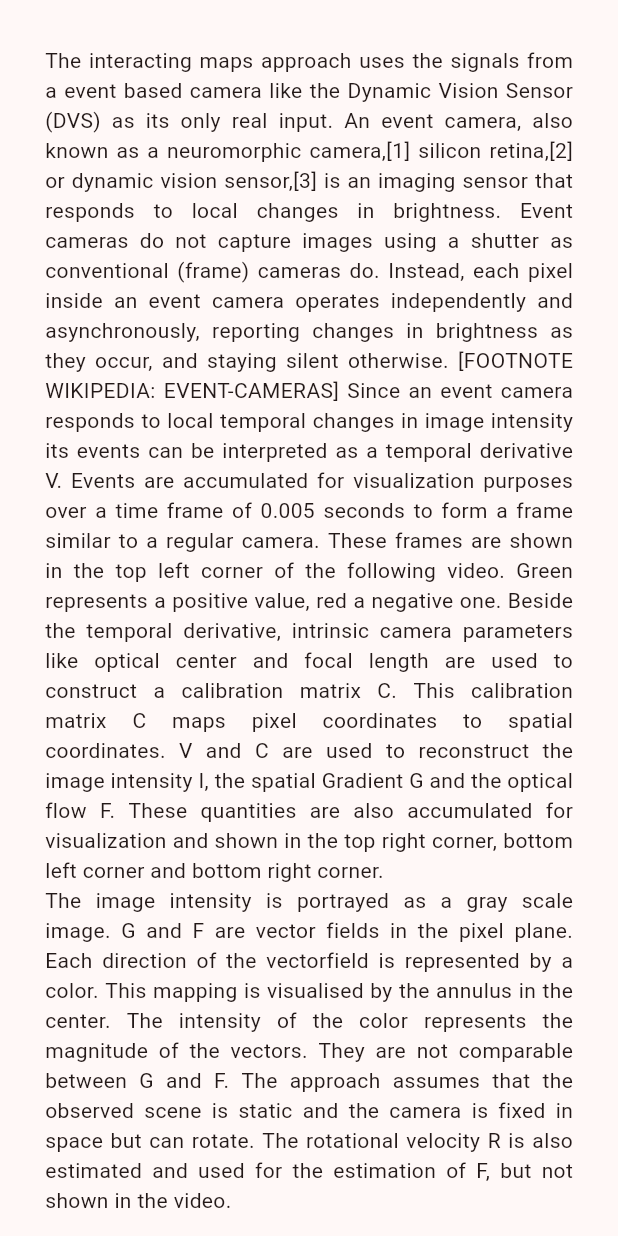
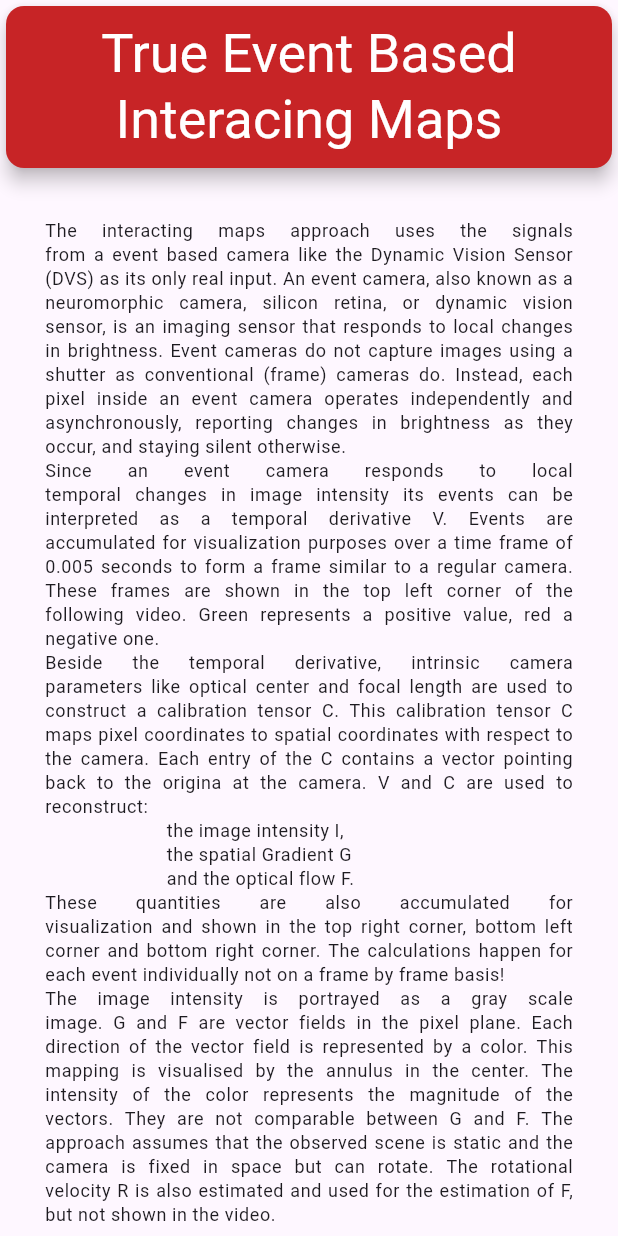
Before and after one commit to DanielBanana/video_example, a Flutter app: the screen it shows after launch, on a phone screen of 412 x 824 dp. Run offline on Flutter 3.47's test engine with Material 3 defaults, Android fonts, the phone set to English and light mode, and no system bars; our stand-ins replace video_player; missing offline and left inert: media_kit, media_kit_video.

Commit message:
ADDED MORE TEXT

```diff
--- a/lib/main.dart
+++ b/lib/main.dart
@@ -1,5 +1,6 @@
 import 'package:flutter/material.dart';
 import 'package:provider/provider.dart';
+import 'package:video_player/video_player.dart';
 // Make sure to add following packages to pubspec.yaml:
 // * media_kit
 // * media_kit_video
@@ -22,13 +23,36 @@ class MyApp extends StatelessWidget {
     return ChangeNotifierProvider(
       create: (context) => VideoState(),
       child: MaterialApp(
-        title: 'Namer App',
+        title: 'IM App',
         theme: ThemeData(
-          useMaterial3: true,
-          colorScheme: ColorScheme.fromSeed(
-            seedColor: const Color.fromARGB(255, 199, 36, 38),
+          primaryColor: Color.fromARGB(255, 199, 36, 38), // Primary color
+          brightness: Brightness.light, // Light or dark theme
+          scaffoldBackgroundColor: Colors.grey[255], // Background color
+          textTheme: TextTheme(
+            headlineLarge: TextStyle(
+              fontSize: 32,
+              fontWeight: FontWeight.bold,
+              color: Color.fromARGB(255, 228, 108, 110),
+            ),
+            bodyMedium: TextStyle(fontSize: 18, color: Colors.black),
+          ),
+          elevatedButtonTheme: ElevatedButtonThemeData(
+            style: ElevatedButton.styleFrom(
+              backgroundColor: Color.fromARGB(255, 244, 195, 195),
+              foregroundColor: Colors.white,
+              padding: EdgeInsets.symmetric(vertical: 12, horizontal: 20),
+              shape: RoundedRectangleBorder(
+                borderRadius: BorderRadius.circular(10),
+              ),
+            ),
           ),
         ),
+        // theme: ThemeData(
+        //   useMaterial3: true,
+        //   colorScheme: ColorScheme.fromSeed(
+        //     seedColor: const Color.fromARGB(255, 199, 36, 38),
+        //   ),
+        // ),
         home: HomePage(),
       ),
     );
@@ -38,25 +62,32 @@ class MyApp extends StatelessWidget {
 class VideoState extends ChangeNotifier {
   List<String> videoNames = ["Shapes", "Poster", "Boxes"];
   List<String> videoFiles = [
-    "assets/shapes_rotation_short.mp4",
-    "assets/poster_rotation_ultra_short.mp4",
-    "assets/boxes_rotation_ultra_short.mp4",
+    // "assets/video.mp4",
+    "assets/shapes_rotation_shorth264.mp4",
+    "assets/poster_rotation_shorth264.mp4",
+    // "https://github.com/DanielBanana/video_example/raw/refs/heads/main/assets/boxes_rotation_ultra_short.mp4",
+    "assets/boxes_rotation_shorth264.mp4",
   ];
   List<Icon> videoIcons = [
-    Icon(Icons.play_arrow),
-    Icon(Icons.play_arrow_outlined),
-    Icon(Icons.play_arrow_outlined),
+    Icon(Icons.play_arrow, color: Colors.black),
+    Icon(Icons.play_arrow_outlined, color: Colors.black),
+    Icon(Icons.play_arrow_outlined, color: Colors.black),
   ];
+
+  List<bool> loaded = [false, false, false];
   var currentIndex = 0;
   late String current = videoNames[currentIndex];
   late String currentVideoFile = videoFiles[currentIndex];
 
   void selectVideo(int index) {
-    videoIcons[currentIndex] = Icon(Icons.play_arrow_outlined);
+    videoIcons[currentIndex] = Icon(
+      Icons.play_arrow_outlined,
+      color: Colors.black,
+    );
     currentIndex = index;
     current = videoNames[index];
     currentVideoFile = videoFiles[index];
-    videoIcons[index] = Icon(Icons.play_arrow);
+    videoIcons[index] = Icon(Icons.play_arrow, color: Colors.black);
     notifyListeners();
   }
 }
@@ -72,12 +103,23 @@ class HomePage extends StatelessWidget {
     return Scaffold(
       body: ListView(
         children: [
+          BigCard(text: "True Event Based Interacing Maps"),
           Padding(
             padding: const EdgeInsets.all(30.0),
-            child: Text("""
-The interacting maps approach uses the signals from a event based camera like the Dynamic Vision Sensor (DVS) as its only real input. An event camera, also known as a neuromorphic camera,[1] silicon retina,[2] or dynamic vision sensor,[3] is an imaging sensor that responds to local changes in brightness. Event cameras do not capture images using a shutter as conventional (frame) cameras do. Instead, each pixel inside an event camera operates independently and asynchronously, reporting changes in brightness as they occur, and staying silent otherwise. [FOOTNOTE WIKIPEDIA: EVENT-CAMERAS] Since an event camera responds to local temporal changes in image intensity its events can be interpreted as a temporal derivative V. Events are accumulated for visualization purposes over a time frame of 0.005 seconds to form a frame similar to a regular camera. These frames are shown in the top left corner of the following video. Green represents a positive value, red a negative one. Beside the temporal derivative, intrinsic camera parameters like optical center and focal length are used to construct a calibration matrix C. This calibration matrix C maps pixel coordinates to spatial coordinates. V and C are used to reconstruct the image intensity I, the spatial Gradient G and the optical flow F. These quantities are also accumulated for visualization and shown in the top right corner, bottom left corner and bottom right corner.
-The image intensity is portrayed as a gray scale image. G and F are vector fields in the pixel plane. Each direction of the vectorfield is represented by a color. This mapping is visualised by the annulus in the center. The intensity of the color represents the magnitude of the vectors. They are not comparable between G and F. The approach assumes that the observed scene is static and the camera is fixed in space but can rotate. The rotational velocity R is also estimated and used for the estimation of F, but not shown in the video.
-""", textAlign: TextAlign.justify),
+            child: Text(
+              """
+                      The interacting maps approach uses the signals from a event based camera like the Dynamic Vision Sensor (DVS) as its only real input. An event camera, also known as a neuromorphic camera, silicon retina, or dynamic vision sensor, is an imaging sensor that responds to local changes in brightness. Event cameras do not capture images using a shutter as conventional (frame) cameras do. Instead, each pixel inside an event camera operates independently and asynchronously, reporting changes in brightness as they occur, and staying silent otherwise.
+                      Since an event camera responds to local temporal changes in image intensity its events can be interpreted as a temporal derivative V. Events are accumulated for visualization purposes over a time frame of 0.005 seconds to form a frame similar to a regular camera. These frames are shown in the top left corner of the following video. Green represents a positive value, red a negative one.
+                      Beside the temporal derivative, intrinsic camera parameters like optical center and focal length are used to construct a calibration tensor C. This calibration tensor C maps pixel coordinates to spatial coordinates with respect to the camera. Each entry of the C contains a vector pointing back to the origina at the camera. V and C are used to reconstruct:
+                        the image intensity I,
+                        the spatial Gradient G
+                        and the optical flow F.
+                      These quantities are also accumulated for visualization and shown in the top right corner, bottom left corner and bottom right corner. The calculations happen for each event individually not on a frame by frame basis!
+                      The image intensity is portrayed as a gray scale image. G and F are vector fields in the pixel plane. Each direction of the vector field is represented by a color. This mapping is visualised by the annulus in the center. The intensity of the color represents the magnitude of the vectors. They are not comparable between G and F. The approach assumes that the observed scene is static and the camera is fixed in space but can rotate. The rotational velocity R is also estimated and used for the estimation of F, but not shown in the video.
+                      """,
+              textAlign: TextAlign.justify,
+              style: Theme.of(context).textTheme.bodySmall,
+            ),
           ),
           Row(
             mainAxisAlignment: MainAxisAlignment.center,
@@ -92,9 +134,13 @@ The image intensity is portrayed as a gray scale image. G and F are vector field
                     child: ElevatedButton.icon(
                       onPressed: () {
                         appState.selectVideo(0);
+                        // appState.loaded[0] = true;
                       },
                       icon: appState.videoIcons[0],
                       label: Text(appState.videoNames[0]),
+                      style: ElevatedButton.styleFrom(
+                        backgroundColor: theme.primaryColor,
+                      ),
                     ),
                   ),
                   Padding(
@@ -102,9 +148,13 @@ The image intensity is portrayed as a gray scale image. G and F are vector field
                     child: ElevatedButton.icon(
                       onPressed: () {
                         appState.selectVideo(1);
+                        // appState.loaded[1] = true;
                       },
                       icon: appState.videoIcons[1],
                       label: Text(appState.videoNames[1]),
+                      style: ElevatedButton.styleFrom(
+                        backgroundColor: theme.primaryColor,
+                      ),
                     ),
                   ),
                   Padding(
@@ -112,15 +162,19 @@ The image intensity is portrayed as a gray scale image. G and F are vector field
                     child: ElevatedButton.icon(
                       onPressed: () {
                         appState.selectVideo(2);
+                        // appState.loaded[2] = true;
                       },
                       icon: appState.videoIcons[2],
                       label: Text(appState.videoNames[2]),
+                      style: ElevatedButton.styleFrom(
+                        backgroundColor: theme.primaryColor,
+                      ),
                     ),
                   ),
                 ],
               ),
               SizedBox(width: 50),
-              Screen(),
+              ScreenMK(),
               // Container(
               //   height: 400,
               //   width: 600,
@@ -130,6 +184,18 @@ The image intensity is portrayed as a gray scale image. G and F are vector field
             ],
           ),
           SizedBox(height: 10),
+          Column(
+            crossAxisAlignment: CrossAxisAlignment.start,
+            children: [
+              Padding(
+                padding: const EdgeInsets.all(10),
+                child: SizedBox(
+                  height: 50,
+                  child: Image(image: AssetImage('SpicesLabLogo.png')),
+                ),
+              ),
+            ],
+          ),
         ],
       ),
     );
@@ -144,65 +210,77 @@ class BigCard extends StatelessWidget {
   @override
   Widget build(BuildContext context) {
     final theme = Theme.of(context);
-    final style = theme.textTheme.displaySmall!.copyWith(
-      color: theme.colorScheme.onPrimary,
-    );
+    final style = theme.textTheme.displaySmall!.copyWith(color: Colors.white);
 
     return Card(
-      color: theme.colorScheme.primary,
+      color: theme.primaryColor,
       elevation: 5,
       child: Padding(
         padding: const EdgeInsets.all(10.0),
-        child: Text(text, style: style),
+        child: Text(text, style: style, textAlign: TextAlign.center),
       ),
     );
   }
 }
 
-class Screen extends StatefulWidget {
-  const Screen({Key? key}) : super(key: key);
+class ScreenMK extends StatefulWidget {
+  const ScreenMK({super.key});
   @override
-  State<Screen> createState() => MyScreenState();
+  State<ScreenMK> createState() => ScreenMKState();
 }
 
-class MyScreenState extends State<Screen> {
+class ScreenMKState extends State<ScreenMK> {
   // Create a [Player] to control playback.
-  late final List<Player> players = [Player(), Player(), Player()];
+
+  var loaded = [false, false, false];
+
+  // late final player = Player();
+
+  late final players = [Player(), Player(), Player()];
   // Create a [VideoController] to handle video output from [Player].
-  late final List<VideoController> controllers = [
+  // late final controller = VideoController(player);
+
+  late final controllers = [
     VideoController(players[0]),
     VideoController(players[1]),
     VideoController(players[2]),
   ];
+
+  int index = 0;
 
   @override
   void initState() {
     super.initState();
   }
 
-  // @override
-  // void dispose(int index) {
-  //   player.dispose();
-  //   super.dispose();
-  // }
+  @override
+  void dispose() {
+    for (Player p in players) {
+      p.dispose();
+    }
+    super.dispose();
+  }
+
+  void loadVideo(int idx, String asset) {
+    players[idx].open(Media(asset));
+    loaded[idx] = true;
+  }
 
   @override
   Widget build(BuildContext context) {
     var appState = context.watch<VideoState>();
-    var video = appState.currentVideoFile;
-    var index = appState.currentIndex;
-
-    players[index].open(Media(video));
+    if (loaded[appState.currentIndex] != true) {
+      loadVideo(appState.currentIndex, appState.currentVideoFile);
+    }
 
     return Center(
       child: Column(
         children: [
-          Text(video),
           SizedBox(
             width: MediaQuery.of(context).size.width / 2,
             height: MediaQuery.of(context).size.width * 9.0 / 32.0,
             // Use [Video] widget to display video output.
-            child: Video(controller: controllers[index]),
+            child: Video(controller: controllers[appState.currentIndex]),
           ),
         ],
       ),
--- a/pubspec.yaml
+++ b/pubspec.yaml
@@ -58,7 +58,11 @@ dev_dependencies:
 # The following section is specific to Flutter packages.
 flutter:
   assets:
-    - assets/
+    - assets/shapes_rotation_short.mp4
+    - assets/poster_rotation_ultra_short.mp4
+    - assets/boxes_rotation_ultra_short.mp4
+    - assets/video.mp4
+    - assets/OhmLogo.png
 
   # The following line ensures that the Material Icons font is
   # included with your application, so that you can use the icons in
```
Also changed, not shown: main_.dart (renamed from lib/main_.dart), 1 other file.
